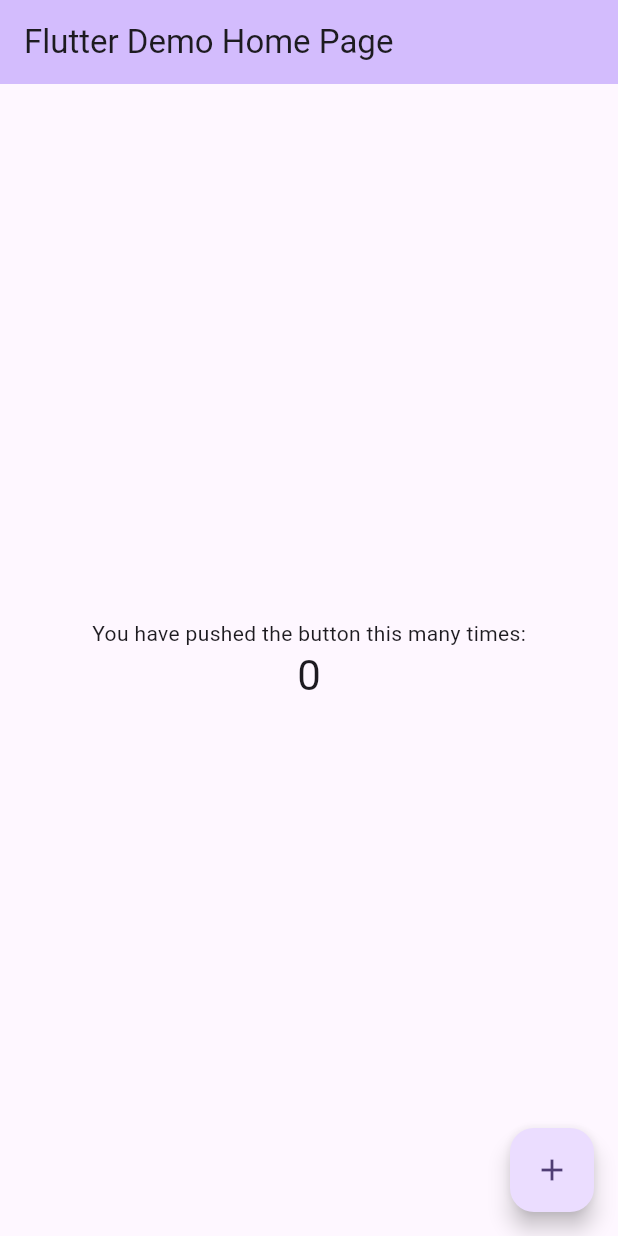
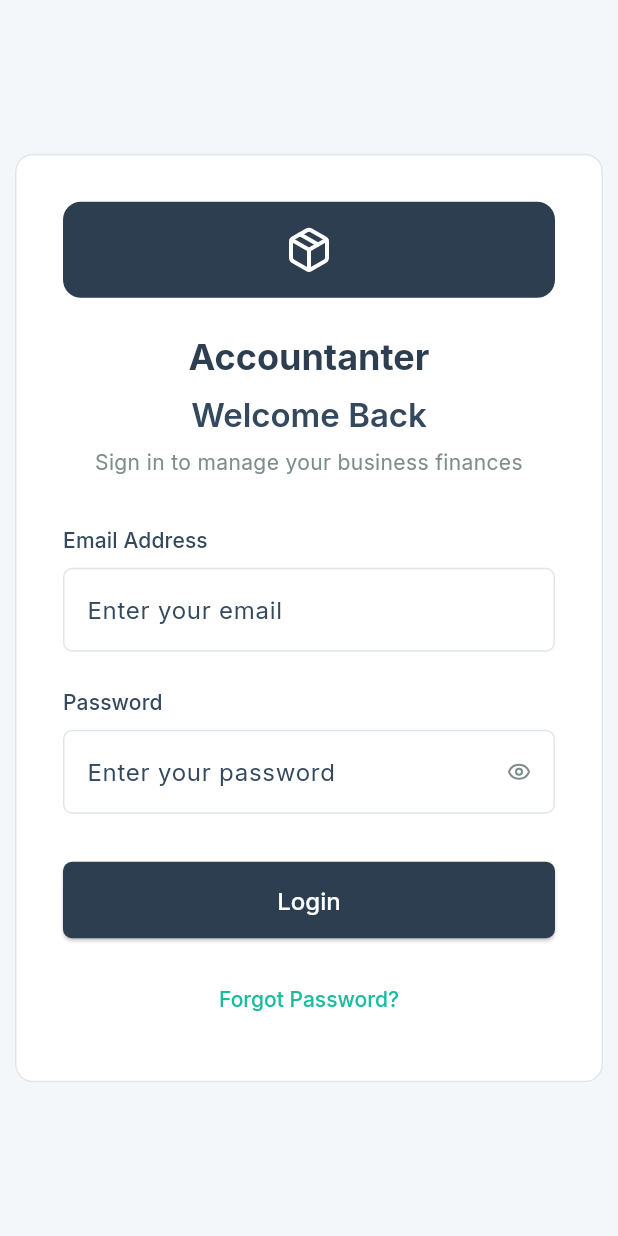
Before and after one commit to OmarAglan/accountanter, a Flutter app: the screen it shows after launch, on a phone screen of 412 x 824 dp. Run offline on Flutter 3.47's test engine with Material 3 defaults, Android fonts, the phone set to English and light mode, and no system bars; our stand-ins replace google_fonts, lucide_flutter.

Commit message:
Add login screen, theme, and color definitions; update dependencies

```diff
--- /dev/null
+++ b/lib/features/auth/login_screen.dart
@@ -0,0 +1,161 @@
+import 'package:flutter/material.dart';
+import 'package:lucide_flutter/lucide_flutter.dart';
+
+class LoginScreen extends StatefulWidget {
+  // The onLogin callback is equivalent to the one in your React component
+  final VoidCallback onLogin;
+
+  const LoginScreen({super.key, required this.onLogin});
+
+  @override
+  State<LoginScreen> createState() => _LoginScreenState();
+}
+
+class _LoginScreenState extends State<LoginScreen> {
+  final _formKey = GlobalKey<FormState>();
+  bool _showPassword = false;
+  final _emailController = TextEditingController();
+  final _passwordController = TextEditingController();
+
+  void _handleSubmit() {
+    // This is equivalent to your handleSubmit function
+    if (_formKey.currentState?.validate() ?? false) {
+      widget.onLogin();
+    }
+  }
+
+  @override
+  void dispose() {
+    _emailController.dispose();
+    _passwordController.dispose();
+    super.dispose();
+  }
+
+  @override
+  Widget build(BuildContext context) {
+    final textTheme = Theme.of(context).textTheme;
+
+    return Scaffold(
+      body: Center(
+        child: ConstrainedBox(
+          constraints: const BoxConstraints(maxWidth: 400),
+          child: Card(
+            child: Padding(
+              padding: const EdgeInsets.all(32.0),
+              child: Form(
+                key: _formKey,
+                child: Column(
+                  mainAxisSize: MainAxisSize.min,
+                  crossAxisAlignment: CrossAxisAlignment.stretch,
+                  children: [
+                    // Logo and Header
+                    Container(
+                      width: 64,
+                      height: 64,
+                      decoration: BoxDecoration(
+                        color: Theme.of(context).colorScheme.primary,
+                        borderRadius: BorderRadius.circular(12),
+                      ),
+                      child: Icon(
+                        LucideIcons.package,
+                        color: Theme.of(context).colorScheme.onPrimary,
+                        size: 32,
+                      ),
+                    ),
+                    const SizedBox(height: 24),
+                    Text(
+                      'Accountanter',
+                      textAlign: TextAlign.center,
+                      style: textTheme.headlineMedium?.copyWith(
+                        color: Theme.of(context).colorScheme.primary,
+                        fontSize: 24
+                      ),
+                    ),
+                    const SizedBox(height: 8),
+                    Text(
+                      'Welcome Back',
+                      textAlign: TextAlign.center,
+                      style: textTheme.headlineSmall,
+                    ),
+                    const SizedBox(height: 8),
+                    Text(
+                      'Sign in to manage your business finances',
+                      textAlign: TextAlign.center,
+                      style: textTheme.bodyMedium,
+                    ),
+                    const SizedBox(height: 32),
+
+                    // Email Field
+                    Text('Email Address', style: textTheme.labelLarge?.copyWith(fontSize: 14)),
+                    const SizedBox(height: 8),
+                    TextFormField(
+                      controller: _emailController,
+                      keyboardType: TextInputType.emailAddress,
+                      decoration: const InputDecoration(
+                        hintText: 'Enter your email',
+                      ),
+                      validator: (value) {
+                        if (value == null || value.isEmpty || !value.contains('@')) {
+                          return 'Please enter a valid email';
+                        }
+                        return null;
+                      },
+                    ),
+                    const SizedBox(height: 24),
+
+                    // Password Field
+                    Text('Password', style: textTheme.labelLarge?.copyWith(fontSize: 14)),
+                    const SizedBox(height: 8),
+                    TextFormField(
+                      controller: _passwordController,
+                      obscureText: !_showPassword,
+                      decoration: InputDecoration(
+                        hintText: 'Enter your password',
+                        suffixIcon: IconButton(
+                          icon: Icon(
+                            _showPassword ? LucideIcons.eyeOff : LucideIcons.eye,
+                            size: 16,
+                            color: Theme.of(context).textTheme.bodyMedium?.color,
+                          ),
+                          onPressed: () {
+                            setState(() {
+                              _showPassword = !_showPassword;
+                            });
+                          },
+                        ),
+                      ),
+                       validator: (value) {
+                        if (value == null || value.isEmpty) {
+                          return 'Please enter your password';
+                        }
+                        return null;
+                      },
+                    ),
+                    const SizedBox(height: 32),
+
+                    // Login Button
+                    ElevatedButton(
+                      onPressed: _handleSubmit,
+                      child: const Text('Login'),
+                    ),
+                    const SizedBox(height: 16),
+
+                    // Forgot Password Link
+                    Center(
+                      child: TextButton(
+                        onPressed: () {
+                          // TODO: Handle forgot password logic
+                        },
+                        child: const Text('Forgot Password?'),
+                      ),
+                    ),
+                  ],
+                ),
+              ),
+            ),
+          ),
+        ),
+      ),
+    );
+  }
+}
--- a/lib/main.dart
+++ b/lib/main.dart
@@ -1,3 +1,5 @@
+import 'package:accountanter/features/auth/login_screen.dart'; // Make sure the path is correct
+import 'package:accountanter/theme/app_theme.dart'; // Import the theme
 import 'package:flutter/material.dart';
 
 void main() {
@@ -7,116 +9,20 @@ void main() {
 class MyApp extends StatelessWidget {
   const MyApp({super.key});
 
-  // This widget is the root of your application.
   @override
   Widget build(BuildContext context) {
     return MaterialApp(
-      title: 'Flutter Demo',
-      theme: ThemeData(
-        // This is the theme of your application.
-        //
-        // TRY THIS: Try running your application with "flutter run". You'll see
-        // the application has a purple toolbar. Then, without quitting the app,
-        // try changing the seedColor in the colorScheme below to Colors.green
-        // and then invoke "hot reload" (save your changes or press the "hot
-        // reload" button in a Flutter-supported IDE, or press "r" if you used
-        // the command line to start the app).
-        //
-        // Notice that the counter didn't reset back to zero; the application
-        // state is not lost during the reload. To reset the state, use hot
-        // restart instead.
-        //
-        // This works for code too, not just values: Most code changes can be
-        // tested with just a hot reload.
-        colorScheme: ColorScheme.fromSeed(seedColor: Colors.deepPurple),
+      title: 'Accountanter',
+      debugShowCheckedModeBanner: false,
+      theme: AppTheme.lightTheme, // Use our custom theme
+      // For now, we start with the LoginScreen.
+      // We will add routing logic later based on App.tsx.
+      home: LoginScreen(
+        onLogin: () {
+          print('Login successful!');
+          // Here we would navigate to the dashboard
+        },
       ),
-      home: const MyHomePage(title: 'Flutter Demo Home Page'),
     );
   }
 }
-
-class MyHomePage extends StatefulWidget {
-  const MyHomePage({super.key, required this.title});
-
-  // This widget is the home page of your application. It is stateful, meaning
-  // that it has a State object (defined below) that contains fields that affect
-  // how it looks.
-
-  // This class is the configuration for the state. It holds the values (in this
-  // case the title) provided by the parent (in this case the App widget) and
-  // used by the build method of the State. Fields in a Widget subclass are
-  // always marked "final".
-
-  final String title;
-
-  @override
-  State<MyHomePage> createState() => _MyHomePageState();
-}
-
-class _MyHomePageState extends State<MyHomePage> {
-  int _counter = 0;
-
-  void _incrementCounter() {
-    setState(() {
-      // This call to setState tells the Flutter framework that something has
-      // changed in this State, which causes it to rerun the build method below
-      // so that the display can reflect the updated values. If we changed
-      // _counter without calling setState(), then the build method would not be
-      // called again, and so nothing would appear to happen.
-      _counter++;
-    });
-  }
-
-  @override
-  Widget build(BuildContext context) {
-    // This method is rerun every time setState is called, for instance as done
-    // by the _incrementCounter method above.
-    //
-    // The Flutter framework has been optimized to make rerunning build methods
-    // fast, so that you can just rebuild anything that needs updating rather
-    // than having to individually change instances of widgets.
-    return Scaffold(
-      appBar: AppBar(
-        // TRY THIS: Try changing the color here to a specific color (to
-        // Colors.amber, perhaps?) and trigger a hot reload to see the AppBar
-        // change color while the other colors stay the same.
-        backgroundColor: Theme.of(context).colorScheme.inversePrimary,
-        // Here we take the value from the MyHomePage object that was created by
-        // the App.build method, and use it to set our appbar title.
-        title: Text(widget.title),
-      ),
-      body: Center(
-        // Center is a layout widget. It takes a single child and positions it
-        // in the middle of the parent.
-        child: Column(
-          // Column is also a layout widget. It takes a list of children and
-          // arranges them vertically. By default, it sizes itself to fit its
-          // children horizontally, and tries to be as tall as its parent.
-          //
-          // Column has various properties to control how it sizes itself and
-          // how it positions its children. Here we use mainAxisAlignment to
-          // center the children vertically; the main axis here is the vertical
-          // axis because Columns are vertical (the cross axis would be
-          // horizontal).
-          //
-          // TRY THIS: Invoke "debug painting" (choose the "Toggle Debug Paint"
-          // action in the IDE, or press "p" in the console), to see the
-          // wireframe for each widget.
-          mainAxisAlignment: MainAxisAlignment.center,
-          children: <Widget>[
-            const Text('You have pushed the button this many times:'),
-            Text(
-              '$_counter',
-              style: Theme.of(context).textTheme.headlineMedium,
-            ),
-          ],
-        ),
-      ),
-      floatingActionButton: FloatingActionButton(
-        onPressed: _incrementCounter,
-        tooltip: 'Increment',
-        child: const Icon(Icons.add),
-      ), // This trailing comma makes auto-formatting nicer for build methods.
-    );
-  }
-}
--- /dev/null
+++ b/lib/theme/app_colors.dart
@@ -0,0 +1,33 @@
+import 'package:flutter/material.dart';
+
+// Based on :root variables in globals.css
+class AppColors {
+  static const Color primary = Color(0xFF2c3e50);
+  static const Color primaryForeground = Color(0xFFffffff);
+  static const Color accent = Color(0xFF1abc9c);
+  static const Color accentForeground = Color(0xFFffffff);
+
+  static const Color background = Color(0xFFf4f7fa);
+  static const Color foreground = Color(0xFF34495e);
+  static const Color card = Color(0xFFffffff);
+
+  static const Color secondary = Color(0xFFecf0f1);
+  static const Color secondaryForeground = Color(0xFF34495e);
+
+  static const Color muted = Color(0xFFf8f9fa);
+  static const Color mutedForeground = Color(0xFF7f8c8d);
+
+  static const Color border = Color(0xFFe1e5e8);
+  static const Color ring = Color(0xFF1abc9c);
+
+  static const Color success = Color(0xFF27ae60);
+  static const Color warning = Color(0xFFf1c40f);
+  static const Color destructive = Color(0xFFe74c3c);
+  static const Color info = Color(0xFF3498db);
+
+  // Sidebar specific
+  static const Color sidebar = Color(0xFF2c3e50);
+  static const Color sidebarForeground = Color(0xFFecf0f1);
+  static const Color sidebarPrimary = Color(0xFF1abc9c);
+  static const Color sidebarAccent = Color(0xFF34495e);
+}
--- /dev/null
+++ b/lib/theme/app_theme.dart
@@ -0,0 +1,93 @@
+// lib/theme/app_theme.dart
+
+import 'package:flutter/material.dart';
+import 'package:google_fonts/google_fonts.dart';
+import 'app_colors.dart';
+
+class AppTheme {
+  static final ThemeData lightTheme = ThemeData(
+    brightness: Brightness.light,
+    fontFamily: GoogleFonts.inter().fontFamily,
+
+    // Color Scheme
+    colorScheme: const ColorScheme.light(
+      primary: AppColors.primary,
+      onPrimary: AppColors.primaryForeground,
+      secondary: AppColors.accent,
+      onSecondary: AppColors.accentForeground,
+      background: AppColors.background,
+      onBackground: AppColors.foreground,
+      surface: AppColors.card,
+      onSurface: AppColors.foreground,
+      error: AppColors.destructive,
+      onError: AppColors.primaryForeground,
+    ),
+
+    // Scaffolding and Background
+    scaffoldBackgroundColor: AppColors.background,
+
+    // Typography (based on h1, h2, p etc. in globals.css)
+    textTheme: TextTheme(
+      headlineMedium: GoogleFonts.inter(fontSize: 28, fontWeight: FontWeight.bold, color: AppColors.foreground), // H1
+      headlineSmall: GoogleFonts.inter(fontSize: 22, fontWeight: FontWeight.w600, color: AppColors.foreground), // H2
+      titleLarge: GoogleFonts.inter(fontSize: 18, fontWeight: FontWeight.w500, color: AppColors.foreground), // H3
+      bodyLarge: GoogleFonts.inter(fontSize: 16, fontWeight: FontWeight.normal, color: AppColors.foreground), // Body
+      bodyMedium: GoogleFonts.inter(fontSize: 14, fontWeight: FontWeight.normal, color: AppColors.mutedForeground), // Caption
+      labelLarge: GoogleFonts.inter(fontSize: 16, fontWeight: FontWeight.w500), // Button text
+    ),
+
+    // Component Themes
+    cardTheme: CardThemeData( // <--- THIS IS THE FIX
+      elevation: 0,
+      color: AppColors.card,
+      surfaceTintColor: Colors.transparent,
+      shape: RoundedRectangleBorder(
+        borderRadius: BorderRadius.circular(12), // --radius is 6px, but 12 looks better for cards
+        side: const BorderSide(color: AppColors.border, width: 1),
+      ),
+    ),
+
+    inputDecorationTheme: InputDecorationTheme(
+      filled: true,
+      fillColor: AppColors.card, // --input-background
+      border: OutlineInputBorder(
+        borderRadius: BorderRadius.circular(6), // --radius
+        borderSide: const BorderSide(color: AppColors.border),
+      ),
+      enabledBorder: OutlineInputBorder(
+        borderRadius: BorderRadius.circular(6),
+        borderSide: const BorderSide(color: AppColors.border),
+      ),
+      focusedBorder: OutlineInputBorder(
+        borderRadius: BorderRadius.circular(6),
+        borderSide: const BorderSide(color: AppColors.ring, width: 2),
+      ),
+      labelStyle: GoogleFonts.inter(
+        color: AppColors.mutedForeground,
+        fontWeight: FontWeight.w500,
+      ),
+    ),
+
+    elevatedButtonTheme: ElevatedButtonThemeData(
+      style: ElevatedButton.styleFrom(
+        backgroundColor: AppColors.primary,
+        foregroundColor: AppColors.primaryForeground,
+        shape: RoundedRectangleBorder(
+          borderRadius: BorderRadius.circular(6), // --radius
+        ),
+        padding: const EdgeInsets.symmetric(horizontal: 24, vertical: 16),
+        textStyle: GoogleFonts.inter(fontSize: 16, fontWeight: FontWeight.w500),
+      ),
+    ),
+
+     textButtonTheme: TextButtonThemeData(
+      style: TextButton.styleFrom(
+        foregroundColor: AppColors.accent,
+        textStyle: GoogleFonts.inter(
+          fontSize: 14,
+          fontWeight: FontWeight.w500,
+        ),
+      ),
+    ),
+  );
+}
--- a/pubspec.yaml
+++ b/pubspec.yaml
@@ -34,6 +34,10 @@ dependencies:
   # The following adds the Cupertino Icons font to your application.
   # Use with the CupertinoIcons class for iOS style icons.
   cupertino_icons: ^1.0.8
+  # The following adds the Google Fonts package to your application.
+  google_fonts: ^6.3.0
+  # The following adds the Lucide Icons package to your application.
+  lucide_flutter: ^0.539.0
 
 dev_dependencies:
   flutter_test:
```
Also changed, not shown: pubspec.lock, 1 other file.
